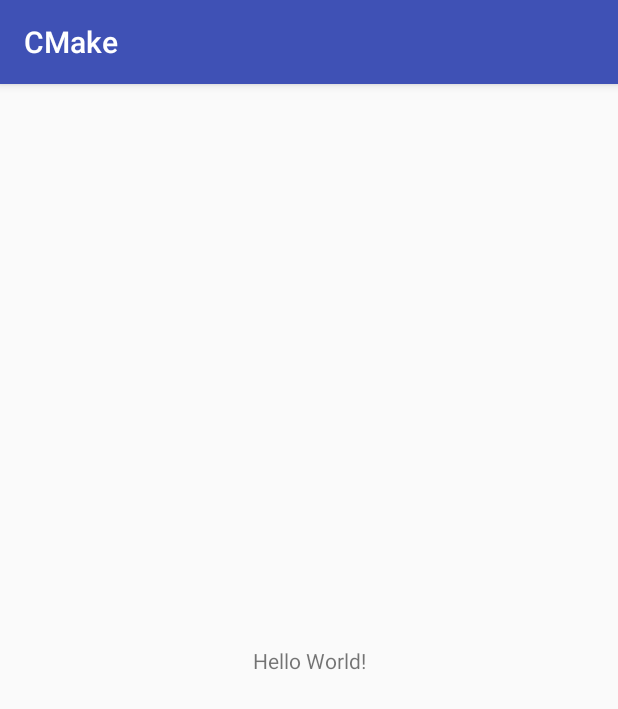
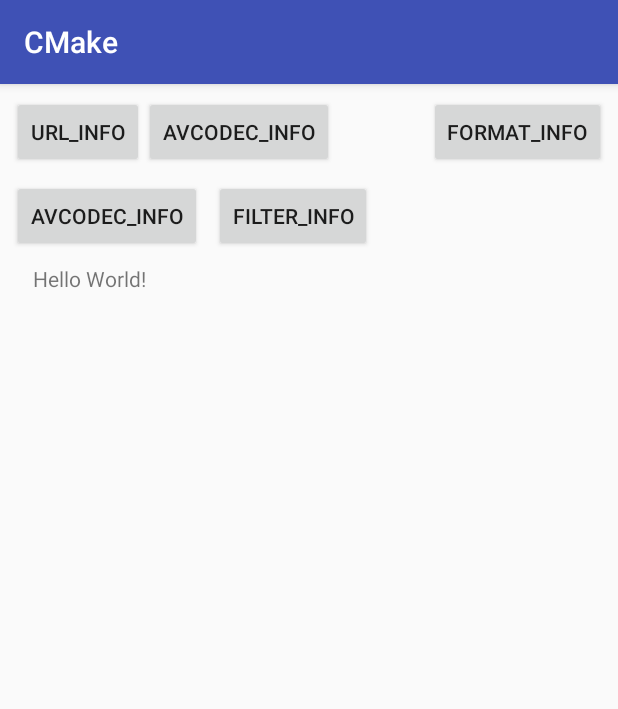
Before and after one commit to SeniorZhai/CMakeDemo, an Android app: the screen it shows after launch (MainActivity), on a phone screen of 412 x 824 dp. Shown: the top 709 px of the screen. Run offline under Robolectric (Android 15) with nearby library versions, the phone set to English and light mode, and no system bars; 1 statement that could not run was skipped.

Commit message:
ffmpeg info

```diff
--- a/app/src/main/java/io/seniorzhai/cmake/MainActivity.java
+++ b/app/src/main/java/io/seniorzhai/cmake/MainActivity.java
@@ -2,6 +2,7 @@ package io.seniorzhai.cmake;
 
 import android.support.v7.app.AppCompatActivity;
 import android.os.Bundle;
+import android.view.View;
 import android.widget.TextView;
 
 public class MainActivity extends AppCompatActivity {
@@ -11,19 +12,47 @@ public class MainActivity extends AppCompatActivity {
         System.loadLibrary("native-lib");
     }
 
+    TextView tv;
+
     @Override
     protected void onCreate(Bundle savedInstanceState) {
         super.onCreate(savedInstanceState);
         setContentView(R.layout.activity_main);
-
-        // Example of a call to a native method
-        TextView tv = (TextView) findViewById(R.id.sample_text);
-        tv.setText(stringFromJNI());
+        tv = (TextView) findViewById(R.id.sample_text);
     }
 
     /**
      * A native method that is implemented by the 'native-lib' native library,
      * which is packaged with this application.
      */
-    public native String stringFromJNI();
+    public native String avformatinfo();
+
+    public native String urlprotocolinfo();
+
+    private native String avcodecinfo();
+
+    private native String avconfiguration();
+
+    private native String avfilter();
+
+    public void url(View view) {
+        tv.setText(urlprotocolinfo());
+    }
+
+    public void format(View view) {
+        tv.setText(avformatinfo());
+    }
+
+
+    public void avcodec(View view) {
+        tv.setText(avcodecinfo());
+    }
+
+    public void configuration(View view) {
+        tv.setText(avconfiguration());
+    }
+
+    public void filter(View view) {
+        tv.setText(avfilter());
+    }
 }
--- a/app/src/main/res/layout/activity_main.xml
+++ b/app/src/main/res/layout/activity_main.xml
@@ -6,14 +6,80 @@
     android:layout_height="match_parent"
     tools:context="io.seniorzhai.cmake.MainActivity">
 
-    <TextView
-        android:id="@+id/sample_text"
+    <Button
+        android:id="@+id/bn1"
         android:layout_width="wrap_content"
         android:layout_height="wrap_content"
-        android:text="Hello World!"
+        android:layout_marginLeft="8dp"
+        android:layout_marginTop="8dp"
+        android:onClick="url"
+        android:text="url_info"
+        app:layout_constraintLeft_toLeftOf="parent"
+        app:layout_constraintTop_toTopOf="parent" />
+
+    <Button
+        android:id="@+id/bn2"
+        android:layout_width="wrap_content"
+        android:layout_height="wrap_content"
+        android:layout_marginRight="8dp"
+        android:layout_marginTop="8dp"
+        android:onClick="format"
+        android:text="format_info"
+        app:layout_constraintRight_toRightOf="parent"
+        app:layout_constraintTop_toTopOf="parent" />
+
+    <Button
+        android:id="@+id/bn3"
+        android:layout_width="wrap_content"
+        android:layout_height="wrap_content"
+        android:layout_marginRight="8dp"
+        android:layout_marginTop="8dp"
+        android:onClick="avcodec"
+        android:text="avcodec_info"
+        app:layout_constraintRight_toLeftOf="@+id/bn2"
+        app:layout_constraintStart_toEndOf="@id/bn1"
+        app:layout_constraintTop_toTopOf="parent" />
+
+    <Button
+        android:id="@+id/bn4"
+        android:layout_width="wrap_content"
+        android:layout_height="wrap_content"
+        android:layout_marginStart="8dp"
+        android:layout_marginTop="8dp"
+        android:onClick="configuration"
+        android:text="avcodec_info"
+        app:layout_constraintLeft_toLeftOf="parent"
+        app:layout_constraintTop_toBottomOf="@id/bn1" />
+
+    <Button
+        android:id="@+id/bn5"
+        android:layout_width="wrap_content"
+        android:layout_height="wrap_content"
+        android:layout_marginStart="8dp"
+        android:layout_marginTop="8dp"
+        android:onClick="filter"
+        android:text="filter_info"
+        app:layout_constraintLeft_toRightOf="@id/bn4"
+        app:layout_constraintTop_toBottomOf="@id/bn1" />
+
+    <ScrollView
+        android:layout_width="368dp"
+        android:layout_height="0dp"
+        android:layout_marginEnd="8dp"
+        android:layout_marginLeft="8dp"
+        android:layout_marginRight="8dp"
+        android:layout_marginStart="8dp"
+        android:layout_marginTop="8dp"
         app:layout_constraintBottom_toBottomOf="parent"
         app:layout_constraintLeft_toLeftOf="parent"
         app:layout_constraintRight_toRightOf="parent"
-        app:layout_constraintTop_toTopOf="parent" />
+        app:layout_constraintTop_toBottomOf="@+id/bn4">
+
+        <TextView
+            android:id="@+id/sample_text"
+            android:layout_width="match_parent"
+            android:layout_height="wrap_content"
+            android:text="Hello World!" />
+    </ScrollView>
 
 </android.support.constraint.ConstraintLayout>
```
Also changed, not shown: 1 other file.
